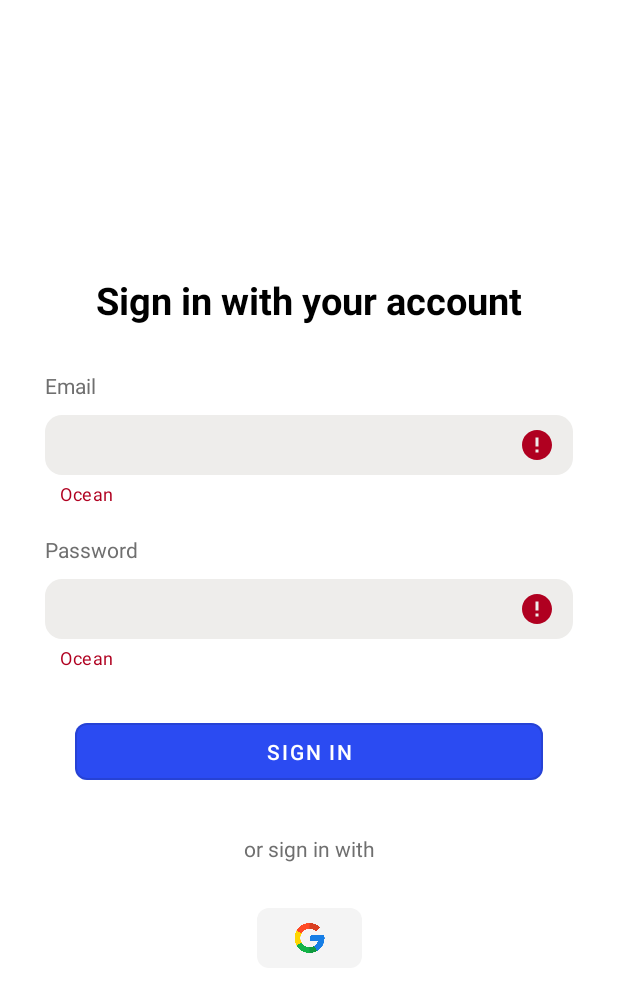
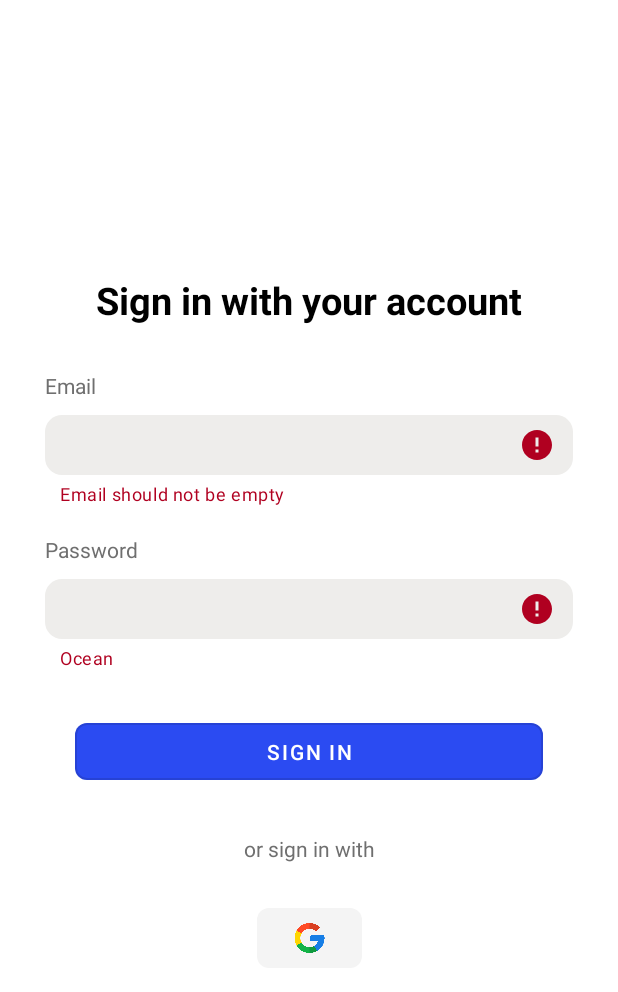
Before and after one commit to HungDangQuang/Ocean, an Android app: the LoginActivity screen opened directly, with no data from a screen before it, after a tap on "SIGN IN", on a phone screen of 412 x 824 dp. Shown: the top 992 px of the screen. Run offline under Robolectric (Android 15) with nearby library versions, the phone set to English and light mode, and no system bars; our stand-ins replace Dagger/Hilt's generated code.

Commit message:
handle email format error

```diff
--- a/app/src/main/java/com/example/ocean/Utils/Utility.kt
+++ b/app/src/main/java/com/example/ocean/Utils/Utility.kt
@@ -9,7 +9,9 @@ import android.content.pm.PackageManager
 import android.content.res.Resources
 import android.graphics.Bitmap
 import android.net.Uri
+import android.text.TextUtils
 import android.util.Log
+import android.util.Patterns
 import android.view.View.OnClickListener
 import android.view.Window
 import android.widget.Button
@@ -149,6 +151,10 @@ class Utility {
             return uri
         }
 
+        fun isValidEmail(email: String) : Boolean {
+            return !TextUtils.isEmpty(email) && Patterns.EMAIL_ADDRESS.matcher(email).matches()
+        }
+
 
         interface DialogHandler {
             fun onPositiveClick(): OnClickListener
--- a/app/src/main/java/com/example/ocean/ui/component/login/LoginActivity.kt
+++ b/app/src/main/java/com/example/ocean/ui/component/login/LoginActivity.kt
@@ -2,12 +2,15 @@ package com.example.ocean.ui.component.login
 
 import android.content.ContentValues
 import android.os.Bundle
+import android.text.Editable
+import android.text.TextWatcher
 import android.util.Log
 import androidx.activity.result.IntentSenderRequest
 import androidx.activity.result.contract.ActivityResultContracts
 import androidx.activity.viewModels
 import androidx.appcompat.app.AppCompatActivity
 import com.example.ocean.R
+import com.example.ocean.Utils.Utility.Companion.isValidEmail
 import com.example.ocean.databinding.ActivityLoginBinding
 import com.example.ocean.presentation.LoginViewModel
 import com.google.android.gms.auth.api.identity.BeginSignInRequest
@@ -29,10 +32,20 @@ class LoginActivity : AppCompatActivity() {
         binding = ActivityLoginBinding.inflate(layoutInflater)
         setContentView(binding.root)
 
+        binding.tiEmail.addTextChangedListener(object : TextWatcher {
+            override fun beforeTextChanged(s: CharSequence?, start: Int, count: Int, after: Int) {}
+
+            override fun onTextChanged(s: CharSequence?, start: Int, before: Int, count: Int) {
+                binding.layoutEmail.error = null
+            }
+
+            override fun afterTextChanged(s: Editable?) {}
+        })
+
         binding.btSignIn.setOnClickListener {
 
             // check email error
-            checkEmailError()
+            checkEmailInputError()
 
             // check password error
             checkPasswordError()
@@ -101,14 +114,14 @@ class LoginActivity : AppCompatActivity() {
         }
     }
 
-    private fun checkEmailError() {
-        // todo detail implementation later
-        if (binding.tiEmail.text.toString().isEmpty()) {
-            Log.d(TAG, "checkEmailError: email pass")
-            binding.layoutEmail.error = getString(R.string.app_name)
-        } else {
-            Log.d(TAG, "checkEmailError: email null")
-            binding.layoutEmail.error = null
+    private fun checkEmailInputError() {
+        Log.d(TAG, "checkEmailError")
+        val email = binding.tiEmail.text.toString()
+
+        binding.layoutEmail.error = when {
+            email.isEmpty() -> getString(R.string.error_message_no_email_input)
+            !isValidEmail(email) -> getString(R.string.error_message_email_not_valid)
+            else -> null
         }
     }
 
--- a/app/src/main/res/values/strings.xml
+++ b/app/src/main/res/values/strings.xml
@@ -54,4 +54,6 @@
     <string name="button_sign_in">Sign in</string>
     <string name="message_sign_in_option">or sign in with</string>
     <string name="message_no_account">Don\'t have an account? SIGN UP</string>
+    <string name="error_message_no_email_input">Email should not be empty</string>
+    <string name="error_message_email_not_valid">Email is not valid</string>
 </resources>
```
